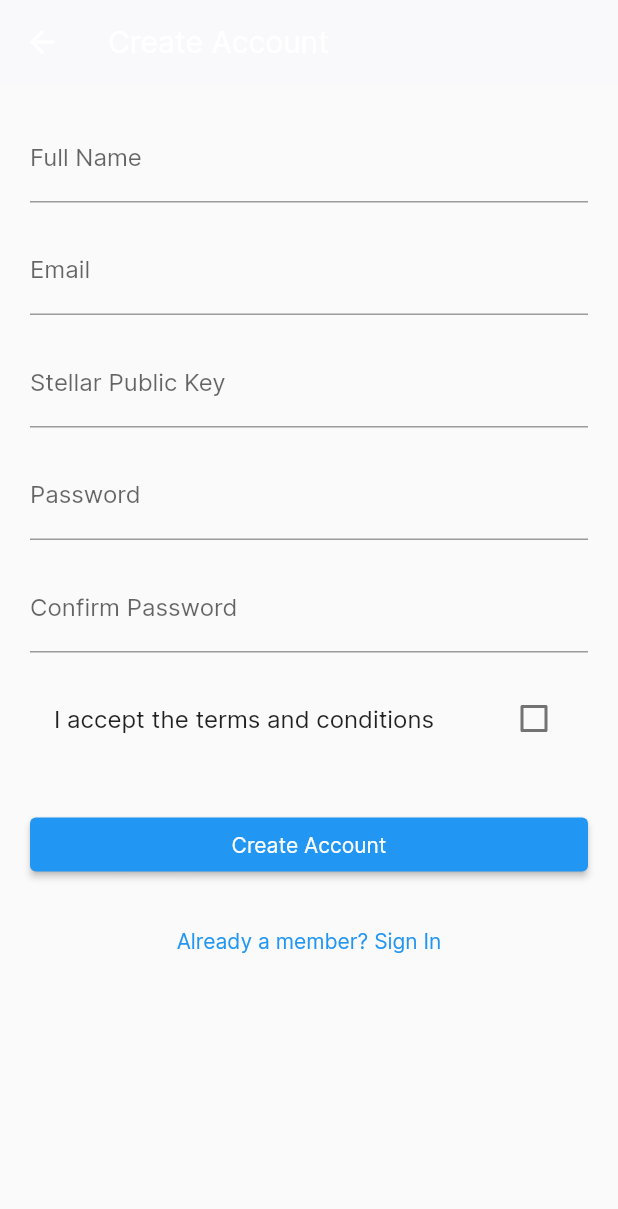
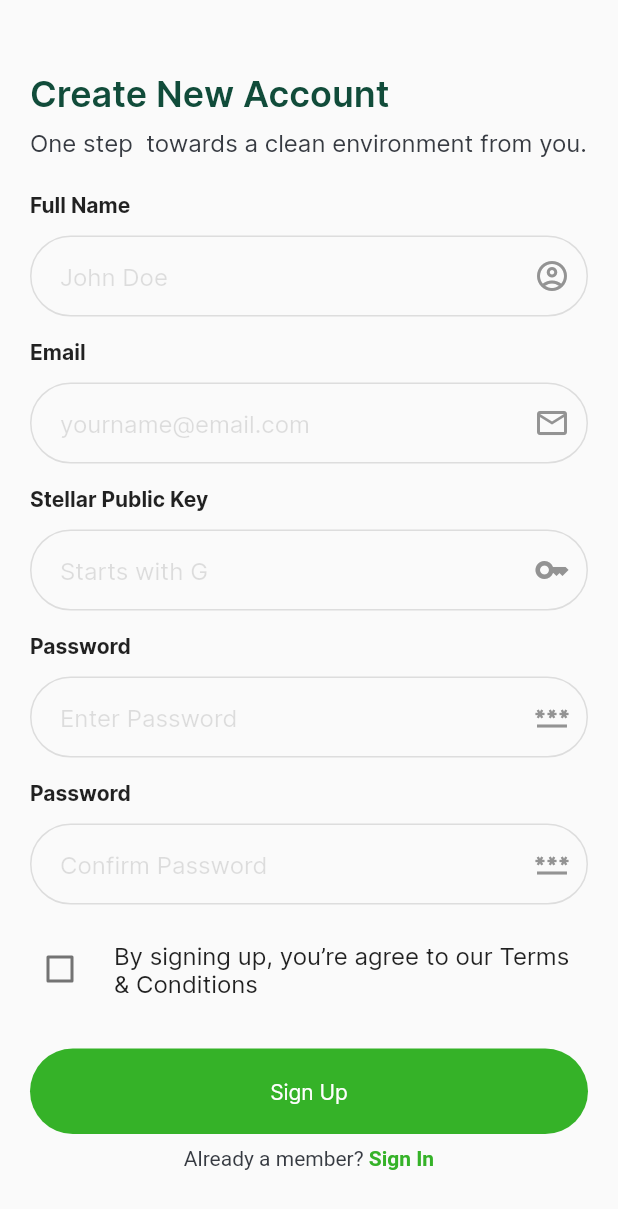
Before and after one commit to Rooloo-Innovations/DWaste-App, a Flutter app: the screen it shows after launch, after a tap on "Sign In", after a tap on "New member? Sign Up", on a phone screen of 412 x 824 dp. Shown: the top 1209 px of the screen. Run offline on Flutter 3.47's test engine with Material 2 defaults, Android fonts, the phone set to English and light mode, and no system bars; our stand-ins replace animated_splash_screen, flutter_onboarding_slider, graphql_flutter, shared_preferences; network calls fail.

Commit message:
Registration screen & access token

```diff
--- /dev/null
+++ b/lib/components/app_bar.dart
@@ -0,0 +1,13 @@
+import 'package:flutter/material.dart';
+
+import '../models/app_colors.dart';
+
+AppBar buildAppBar() {
+  return AppBar(
+    iconTheme: const IconThemeData(
+      color: AppColors.green,
+    ),
+    centerTitle: true,
+    title: Image.asset('assets/images/logo_horizontal.png'),
+  );
+}
--- a/lib/components/app_textfield.dart
+++ b/lib/components/app_textfield.dart
@@ -47,6 +47,7 @@ class AppTextFields extends StatelessWidget {
                 //  when the TextFormField in unfocused
                 ),
             hintText: hintText,
+            hintStyle: TextStyle(color: Colors.black12),
             suffixIcon: icon,
             suffixIconColor: AppColors.grey,
             contentPadding: const EdgeInsets.only(top: 35.0, left: 20.0),
--- a/lib/main.dart
+++ b/lib/main.dart
@@ -1,5 +1,6 @@
 import 'package:dwaste/screens/login_screen.dart';
 import 'package:dwaste/screens/register_screen.dart';
+import 'package:dwaste/screens/startup_screen.dart';
 import 'package:flutter/material.dart';
 import 'package:graphql_flutter/graphql_flutter.dart';
 
@@ -48,9 +49,9 @@ class _MyHomePageState extends State<MyHomePage> {
         ),
         primaryColor: AppColors.yellow,
       ),
-      initialRoute: '/login',
+      initialRoute: '/',
       routes: {
-        '/': (context) => CreateAccountScreen(),
+        '/': (context) => const StartupScreen(),
         '/login': (context) => LoginScreen(),
         '/register': (context) => CreateAccountScreen(),
       },
--- a/lib/screens/login_screen.dart
+++ b/lib/screens/login_screen.dart
@@ -72,6 +72,19 @@ class _LoginScreenState extends State<LoginScreen> {
       print(data['loginUser']['success']);
       print(data['loginUser']['accessToken']);
 
+      if (data['loginUser']['success'] == false) {
+        setState(() {
+          _errorMessage = data['loginUser']['message'];
+        });
+      } else {
+        if (!mounted) return;
+        Navigator.pushNamedAndRemoveUntil(
+          context,
+          '/home',
+          ModalRoute.withName('/login'),
+        );
+      }
+
       // TODO: Navigate to the next screen with the access token.
     } catch (e) {
       setState(() {
@@ -87,23 +100,26 @@ class _LoginScreenState extends State<LoginScreen> {
   @override
   Widget build(BuildContext context) {
     return Scaffold(
-      body: Center(
-        child: SingleChildScrollView(
+      body: SingleChildScrollView(
         child: Column(
           crossAxisAlignment: CrossAxisAlignment.stretch,
+          mainAxisAlignment: MainAxisAlignment.start,
           children: [
             Image.asset(
               'assets/images/login.png',
               fit: BoxFit.fill,
             ),
             Padding(
-                padding: const EdgeInsets.all(20.0),
+              padding: const EdgeInsets.all(24.0),
               child: Column(
                 mainAxisAlignment: MainAxisAlignment.start,
                 crossAxisAlignment: CrossAxisAlignment.stretch,
                 children: [
+                  const SizedBox(
+                    height: 8.0,
+                  ),
                   const TextSemiBold(text: 'Welcome Back,'),
-                    SizedBox(
+                  const SizedBox(
                     height: 8.0,
                   ),
                   const Text(
@@ -113,7 +129,7 @@ class _LoginScreenState extends State<LoginScreen> {
                       fontSize: 16.0,
                     ),
                   ),
-                    SizedBox(
+                  const SizedBox(
                     height: 20.0,
                   ),
                   AppTextFields(
@@ -121,19 +137,27 @@ class _LoginScreenState extends State<LoginScreen> {
                     keyboardType: TextInputType.emailAddress,
                     text: 'Email',
                     hintText: 'yourname@email.com',
-                      icon: Icon(Icons.email_outlined),
+                    icon: const Icon(Icons.email_outlined),
                     onChanged: (value) {},
                   ),
-                    SizedBox(height: 16.0),
+                  const SizedBox(height: 16.0),
                   AppTextFields(
                     controller: _passwordController,
                     obscureText: true,
                     text: 'Password',
                     hintText: '******',
-                      icon: Icon(Icons.password),
+                    icon: const Icon(Icons.password),
                     onChanged: (value) {},
                   ),
-                    SizedBox(height: 32.0),
+                  const SizedBox(height: 4.0),
+                  Center(
+                    child: Text(
+                      _errorMessage,
+                      style: const TextStyle(color: Colors.red),
+                    ),
+                  ),
+                  const SizedBox(height: 16.0),
+
                   TextButton(
                     style: ButtonStyle(
                       shape: MaterialStateProperty.all(
@@ -141,15 +165,16 @@ class _LoginScreenState extends State<LoginScreen> {
                           borderRadius: new BorderRadius.circular(40.0),
                         ),
                       ),
-                        padding: MaterialStateProperty.all(EdgeInsets.all(20)),
+                      padding:
+                          MaterialStateProperty.all(const EdgeInsets.all(20)),
                       backgroundColor:
                           MaterialStateProperty.all(AppColors.green),
                     ),
                     onPressed: _isLoading ? null : _login,
                     child: _isLoading
                         ? const SizedBox(
-                              height: 25.0,
-                              width: 25.0,
+                            height: 17.0,
+                            width: 17.0,
                             child: CircularProgressIndicator(
                               color: AppColors.white,
                             ),
@@ -160,18 +185,26 @@ class _LoginScreenState extends State<LoginScreen> {
                           ),
                   ),
                   // SizedBox(height: 16.0),
-                    Text(
-                      _errorMessage,
-                      style: TextStyle(color: Colors.red),
-                    ),
+                  const SizedBox(height: 16.0),
+
                   Center(
                     child: GestureDetector(
                       onTap: () {
                         Navigator.pushNamed(context, '/register');
                       },
-                        child: Text(
-                          'New member? Sign Up',
+                      child: RichText(
+                        text: const TextSpan(
+                          text: 'New member? ',
                           style: TextStyle(color: AppColors.black),
+                          children: <TextSpan>[
+                            TextSpan(
+                                text: 'Sign Up',
+                                style: TextStyle(
+                                  fontWeight: FontWeight.w600,
+                                  color: AppColors.green,
+                                )),
+                          ],
+                        ),
                       ),
                     ),
                   ),
@@ -181,7 +214,6 @@ class _LoginScreenState extends State<LoginScreen> {
           ],
         ),
       ),
-      ),
     );
   }
 }
--- a/lib/screens/register_screen.dart
+++ b/lib/screens/register_screen.dart
@@ -1,6 +1,9 @@
 import 'package:flutter/material.dart';
 import 'package:graphql_flutter/graphql_flutter.dart';
 
+import '../components/app_headings.dart';
+import '../components/app_textfield.dart';
+import '../models/app_colors.dart';
 import '../models/gql_client.dart';
 
 class CreateAccountScreen extends StatefulWidget {
@@ -16,6 +19,8 @@ class _CreateAccountScreenState extends State<CreateAccountScreen> {
   final TextEditingController _confirmPasswordController =
       TextEditingController();
   bool _acceptTerms = false;
+  bool _isLoading = false;
+  String _errorMessage = '';
 
   void _createAccount() async {
     final fullName = _fullNameController.text;
@@ -24,18 +29,45 @@ class _CreateAccountScreenState extends State<CreateAccountScreen> {
     final confirmPassword = _confirmPasswordController.text;
     final publicKey = _publicKeyController.text;
 
+    setState(() {
+      _isLoading = true;
+    });
+
     if (fullName.isEmpty ||
         email.isEmpty ||
         password.isEmpty ||
         confirmPassword.isEmpty) {
+      setState(() {
+        _isLoading = false;
+        _errorMessage = "Please fill all the fields";
+      });
+
       return;
     }
 
     if (password != confirmPassword) {
+      setState(() {
+        _isLoading = false;
+        _errorMessage = "Password Mismatched";
+      });
+
+      return;
+    }
+
+    if (publicKey.length != 56 && !publicKey.startsWith('G')) {
+      setState(() {
+        _isLoading = false;
+        _errorMessage = "Invalid Stellar Public Key";
+      });
+
       return;
     }
 
     if (!_acceptTerms) {
+      setState(() {
+        _isLoading = false;
+        _errorMessage = "Please accept the Terms & Conditions";
+      });
       return;
     }
 
@@ -68,25 +100,29 @@ mutation RegisterUser($email: String!, $fullName: String!, $password: String!, $
     if (result.hasException) {
       final message = result.exception?.graphqlErrors?.first?.message ??
           'An error occurred.';
-      showDialog(
-        context: context,
-        builder: (_) => AlertDialog(
-          title: Text('Error'),
-          content: Text(message),
-          actions: [
-            TextButton(
-              onPressed: () {
-                Navigator.pop(context);
-              },
-              child: Text('OK'),
-            ),
-          ],
-        ),
-      );
+
+      setState(() {
+        _isLoading = false;
+        _errorMessage = result.data?['errors']['message'];
+      });
+
       return;
     }
 
-    final token = result.data?['createAccount']?['token'];
+    if (result.data?['registerUser']['success'] == true) {
+      final token = result.data?['registerUser']?['accessToken'];
+
+      setState(() {
+        _isLoading = false;
+      });
+
+      if (!mounted) return;
+      Navigator.pushNamedAndRemoveUntil(
+        context,
+        '/home',
+        ModalRoute.withName('/login'),
+      );
+    }
 
     // Save the token and navigate to the home screen.
   }
@@ -94,75 +130,135 @@ mutation RegisterUser($email: String!, $fullName: String!, $password: String!, $
   @override
   Widget build(BuildContext context) {
     return Scaffold(
-      resizeToAvoidBottomInset: false,
-      appBar: AppBar(
-        title: Text('Create Account'),
-      ),
       body: SingleChildScrollView(
         padding: const EdgeInsets.all(20.0),
         child: Column(
+          mainAxisAlignment: MainAxisAlignment.spaceEvenly,
           crossAxisAlignment: CrossAxisAlignment.stretch,
           children: [
-            TextField(
-              controller: _fullNameController,
-              decoration: InputDecoration(
-                labelText: 'Full Name',
+            const SizedBox(
+              height: 28.0,
+            ),
+            const TextSemiBold(text: 'Create New Account'),
+            const SizedBox(
+              height: 8.0,
+            ),
+            const Text(
+              'One step  towards a clean environment from you.',
+              style: TextStyle(
+                color: Color(0xff373B42),
+                fontSize: 16.0,
               ),
             ),
-            SizedBox(height: 16.0),
-            TextField(
+            const SizedBox(
+              height: 24.0,
+            ),
+            AppTextFields(
+              controller: _fullNameController,
+              keyboardType: TextInputType.text,
+              text: 'Full Name',
+              hintText: 'John Doe',
+              icon: const Icon(Icons.account_circle_outlined),
+              onChanged: (value) {},
+            ),
+            AppTextFields(
               controller: _emailController,
               keyboardType: TextInputType.emailAddress,
-              decoration: InputDecoration(
-                labelText: 'Email',
-              ),
+              text: 'Email',
+              hintText: 'yourname@email.com',
+              icon: const Icon(Icons.email_outlined),
+              onChanged: (value) {},
             ),
-            SizedBox(height: 16.0),
-            TextField(
+            AppTextFields(
               controller: _publicKeyController,
               keyboardType: TextInputType.text,
-              decoration: InputDecoration(
-                labelText: 'Stellar Public Key',
-              ),
+              text: 'Stellar Public Key',
+              hintText: 'Starts with G',
+              icon: const Icon(Icons.key),
+              onChanged: (value) {},
             ),
-            SizedBox(height: 16.0),
-            TextField(
+            AppTextFields(
               controller: _passwordController,
               obscureText: true,
-              decoration: InputDecoration(
-                labelText: 'Password',
-              ),
+              text: 'Password',
+              hintText: 'Enter Password',
+              icon: const Icon(Icons.password),
+              onChanged: (value) {},
             ),
-            SizedBox(height: 16.0),
-            TextField(
+            AppTextFields(
               controller: _confirmPasswordController,
               obscureText: true,
-              decoration: InputDecoration(
-                labelText: 'Confirm Password',
-              ),
+              text: 'Password',
+              hintText: 'Confirm Password',
+              icon: const Icon(Icons.password),
+              onChanged: (value) {},
             ),
-            SizedBox(height: 16.0),
             CheckboxListTile(
+              contentPadding: const EdgeInsets.all(0.0),
+              activeColor: AppColors.green,
+              controlAffinity: ListTileControlAffinity.leading,
               value: _acceptTerms,
               onChanged: (bool? value) {
                 setState(() {
                   _acceptTerms = value!;
                 });
               },
-              title: Text('I accept the terms and conditions'),
+              title: const Text(
+                  'By signing up, you’re agree to our Terms & Conditions'),
             ),
-            SizedBox(height: 32.0),
-            ElevatedButton(
-              onPressed: _createAccount,
-              child: Text('Create Account'),
+            Center(
+              child: Text(
+                _errorMessage,
+                style: const TextStyle(color: Colors.red),
+              ),
             ),
-            SizedBox(height: 16.0),
+            const SizedBox(height: 8.0),
             TextButton(
-              onPressed: () {
-                Navigator.pushNamedAndRemoveUntil(
-                    context, '/login', ModalRoute.withName('/login'));
-              },
-              child: Text('Already a member? Sign In'),
+              style: ButtonStyle(
+                shape: MaterialStateProperty.all(
+                  RoundedRectangleBorder(
+                    borderRadius: BorderRadius.circular(40.0),
+                  ),
+                ),
+                padding: MaterialStateProperty.all(const EdgeInsets.all(20)),
+                backgroundColor: MaterialStateProperty.all(AppColors.green),
+              ),
+              onPressed: _isLoading ? null : _createAccount,
+              child: _isLoading
+                  ? const SizedBox(
+                      height: 25.0,
+                      width: 25.0,
+                      child: CircularProgressIndicator(
+                        color: AppColors.white,
+                      ),
+                    )
+                  : const Text(
+                      'Sign Up',
+                      style: TextStyle(color: AppColors.white),
+                    ),
+            ),
+            const SizedBox(height: 8.0),
+            Center(
+              child: GestureDetector(
+                onTap: () {
+                  Navigator.pushNamedAndRemoveUntil(
+                      context, '/login', ModalRoute.withName('/login'));
+                },
+                child: RichText(
+                  text: const TextSpan(
+                    text: 'Already a member? ',
+                    style: TextStyle(color: AppColors.black),
+                    children: <TextSpan>[
+                      TextSpan(
+                          text: 'Sign In',
+                          style: TextStyle(
+                            fontWeight: FontWeight.w600,
+                            color: AppColors.green,
+                          )),
+                    ],
+                  ),
+                ),
+              ),
             ),
           ],
         ),
--- a/lib/screens/startup_screen.dart
+++ b/lib/screens/startup_screen.dart
@@ -1,6 +1,8 @@
 import 'package:animated_splash_screen/animated_splash_screen.dart';
 import 'package:dwaste/screens/login_screen.dart';
+import 'package:dwaste/screens/register_screen.dart';
 import 'package:flutter/material.dart';
+import 'package:shared_preferences/shared_preferences.dart';
 
 class StartupScreen extends StatefulWidget {
   const StartupScreen({Key? key}) : super(key: key);
@@ -10,9 +12,38 @@ class StartupScreen extends StatefulWidget {
 }
 
 class _StartupScreenState extends State<StartupScreen> {
+  String? accessToken;
+
+  @override
+  void initState() {
+    // TODO: implement initState
+    checkAccessToken();
+    super.initState();
+  }
+
+  void checkAccessToken() async {
+    SharedPreferences prefs = await SharedPreferences.getInstance();
+    String? token = prefs.getString('access_token');
+    setState(() {
+      accessToken = token;
+    });
+  }
+
   @override
   Widget build(BuildContext context) {
-    return AnimatedSplashScreen(
-        splash: 'assets/images/logo.png', nextScreen: LoginScreen());
+    return Scaffold(
+      body: AnimatedSplashScreen.withScreenFunction(
+        splash: 'assets/images/logo.png',
+        screenFunction: () async {
+          if (accessToken == null) {
+            return LoginScreen();
+          } else {
+            // Navigate to the next screen
+            return CreateAccountScreen();
+          }
+        },
+      ),
+    );
+    // return LoginScreen();
   }
 }
```
Also changed, not shown: assets/images/logo_horizontal.png (added). Lines whose indentation alone changed are shown as unchanged.
